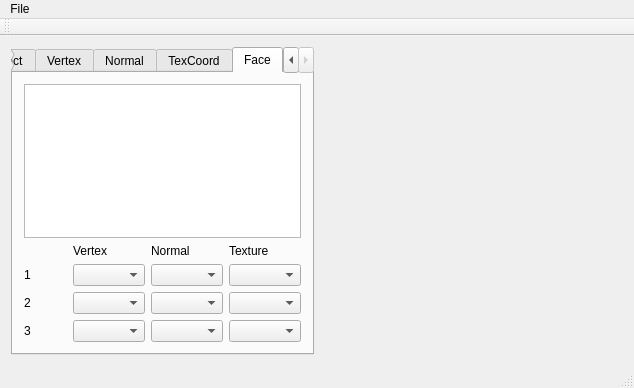
Before: the Qt Designer form QtRGineModelEditor/mainwindow.ui in ricardobusta/harpia-game-engine, drawn with Qt 5.
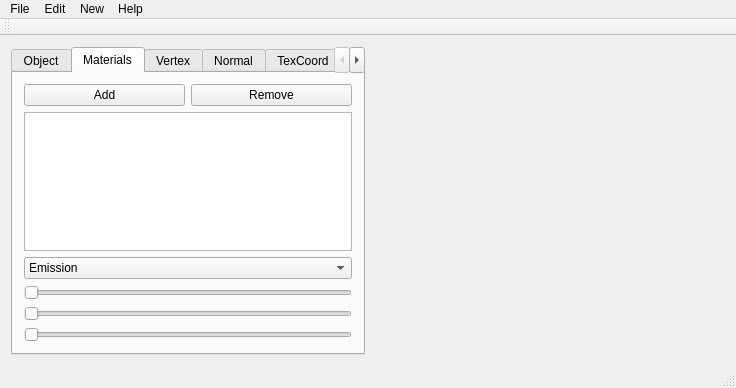
After: the same form once the commit is applied. The open tabs and pages were chosen to show the change.

Diff of the .ui file:
```diff
--- a/QtRGineModelEditor/mainwindow.ui
+++ b/QtRGineModelEditor/mainwindow.ui
@@ -6,7 +6,7 @@
    <rect>
     <x>0</x>
     <y>0</y>
-    <width>634</width>
+    <width>736</width>
     <height>388</height>
    </rect>
   </property>
@@ -70,6 +70,79 @@
         </item>
        </layout>
       </widget>
+      <widget class="QWidget" name="tab_Materials">
+       <attribute name="title">
+        <string>Materials</string>
+       </attribute>
+       <layout class="QVBoxLayout" name="verticalLayout_6">
+        <item>
+         <layout class="QHBoxLayout" name="horizontalLayout_4">
+          <item>
+           <widget class="QPushButton" name="pushButton_4">
+            <property name="text">
+             <string>Add</string>
+            </property>
+           </widget>
+          </item>
+          <item>
+           <widget class="QPushButton" name="pushButton_3">
+            <property name="text">
+             <string>Remove</string>
+            </property>
+           </widget>
+          </item>
+         </layout>
+        </item>
+        <item>
+         <widget class="QListWidget" name="materialList"/>
+        </item>
+        <item>
+         <widget class="QComboBox" name="comboBox_11">
+          <item>
+           <property name="text">
+            <string>Emission</string>
+           </property>
+          </item>
+          <item>
+           <property name="text">
+            <string>Diffuse</string>
+           </property>
+          </item>
+          <item>
+           <property name="text">
+            <string>Specular</string>
+           </property>
+          </item>
+          <item>
+           <property name="text">
+            <string>Shininess</string>
+           </property>
+          </item>
+         </widget>
+        </item>
+        <item>
+         <widget class="QSlider" name="horizontalSlider">
+          <property name="orientation">
+           <enum>Qt::Horizontal</enum>
+          </property>
+         </widget>
+        </item>
+        <item>
+         <widget class="QSlider" name="horizontalSlider_2">
+          <property name="orientation">
+           <enum>Qt::Horizontal</enum>
+          </property>
+         </widget>
+        </item>
+        <item>
+         <widget class="QSlider" name="horizontalSlider_3">
+          <property name="orientation">
+           <enum>Qt::Horizontal</enum>
+          </property>
+         </widget>
+        </item>
+       </layout>
+      </widget>
       <widget class="QWidget" name="tab_vert_2">
        <attribute name="title">
         <string>Vertex</string>
@@ -279,7 +352,7 @@
     <rect>
      <x>0</x>
      <y>0</y>
-     <width>634</width>
+     <width>736</width>
      <height>21</height>
     </rect>
    </property>
@@ -290,7 +363,27 @@
     <addaction name="actionOpen"/>
     <addaction name="actionSave"/>
    </widget>
+   <widget class="QMenu" name="menuEdit">
+    <property name="title">
+     <string>Edit</string>
+    </property>
+    <addaction name="actionUndo"/>
+    <addaction name="actionRedo"/>
+   </widget>
+   <widget class="QMenu" name="menuNew">
+    <property name="title">
+     <string>New</string>
+    </property>
+   </widget>
+   <widget class="QMenu" name="menuHelp">
+    <property name="title">
+     <string>Help</string>
+    </property>
+   </widget>
    <addaction name="menuFile"/>
+   <addaction name="menuEdit"/>
+   <addaction name="menuNew"/>
+   <addaction name="menuHelp"/>
   </widget>
   <widget class="QToolBar" name="mainToolBar">
    <attribute name="toolBarArea">
```
Left out of the diff: 146 changed lines with no effect on the pictures.
